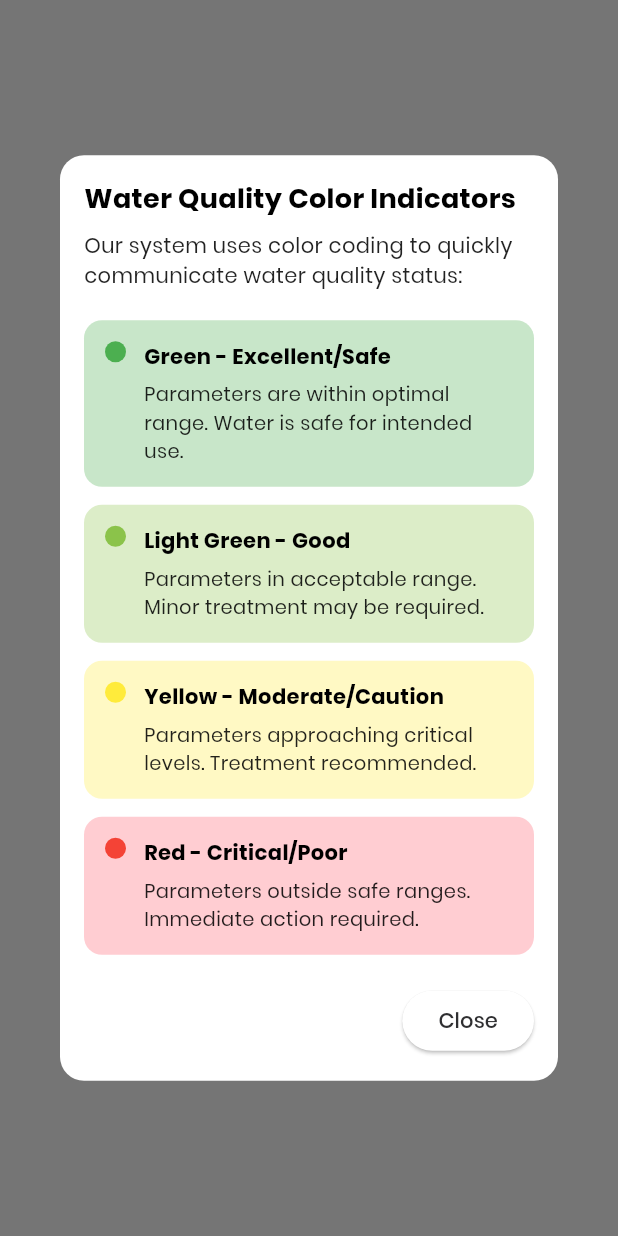
After one commit to RovBatac01/AquaS, a Flutter app: the WaterQualityPopupDemo screen opened directly, on a phone screen of 412 x 824 dp. The commit adds this screen. Run offline on Flutter 3.47's test engine with Material 3 defaults, Android fonts, the phone set to English and light mode, and no system bars; our stand-ins replace fl_chart, flutter_screenutil, font_awesome_flutter, google_nav_bar, iconsax, shared_preferences and 3 more; accounts and stored records are empty.

Commit message:
Color Indicator

```diff
--- a/aqua/lib/main.dart
+++ b/aqua/lib/main.dart
@@ -20,6 +20,7 @@ import 'package:aqua/pages/Login.dart';
 import 'package:aqua/pages/SAdmin/SAdminDashboard.dart';
 import 'package:aqua/pages/Signup.dart';
 import 'package:aqua/pages/User/UserDashboard.dart';
+import 'package:aqua/pages/User/WelcomePopup.dart';
 import 'package:aqua/pages/sample.dart';
 import 'package:flutter/material.dart';
 import 'package:provider/provider.dart';
@@ -84,7 +85,7 @@ class MyApp extends StatelessWidget {
         ),
       ),
       themeMode: themeProvider.themeMode,
-      home: LoginScreen(),
+      home: WelcomePopup(),
     );
   }
 }
--- /dev/null
+++ b/aqua/lib/pages/User/ColorIndicator.dart
@@ -0,0 +1,158 @@
+import 'package:flutter/material.dart';
+
+class WaterQualityPopupDemo extends StatefulWidget {
+  const WaterQualityPopupDemo({super.key});
+
+  @override
+  State<WaterQualityPopupDemo> createState() => _WaterQualityPopupDemoState();
+}
+
+class _WaterQualityPopupDemoState extends State<WaterQualityPopupDemo> {
+  @override
+  void initState() {
+    super.initState();
+
+    // Show popup after build
+    WidgetsBinding.instance.addPostFrameCallback((_) {
+      _showWaterQualityPopup(context);
+    });
+  }
+
+  void _showWaterQualityPopup(BuildContext context) {
+    showDialog(
+      context: context,
+      barrierDismissible: false, // User must click "Close"
+      builder: (BuildContext context) {
+        return Dialog(
+          shape: RoundedRectangleBorder(
+            borderRadius: BorderRadius.circular(16),
+          ),
+          child: Padding(
+            padding: const EdgeInsets.all(16.0),
+            child: SingleChildScrollView(
+              child: Column(
+                crossAxisAlignment: CrossAxisAlignment.start,
+                children: [
+                  const Text(
+                    "Water Quality Color Indicators",
+                    style: TextStyle(
+                      fontWeight: FontWeight.bold,
+                      fontSize: 18,
+                    ),
+                  ),
+                  const SizedBox(height: 8),
+                  const Text(
+                    "Our system uses color coding to quickly communicate water quality status:",
+                    style: TextStyle(fontSize: 14, color: Colors.black87),
+                  ),
+                  const SizedBox(height: 20),
+                  _buildIndicatorCard(
+                    color: Colors.green.shade100,
+                    dotColor: Colors.green,
+                    title: "Green - Excellent/Safe",
+                    description:
+                        "Parameters are within optimal range. Water is safe for intended use.",
+                  ),
+                  const SizedBox(height: 12),
+                  _buildIndicatorCard(
+                    color: Colors.lightGreen.shade100,
+                    dotColor: Colors.lightGreen,
+                    title: "Light Green - Good",
+                    description:
+                        "Parameters in acceptable range. Minor treatment may be required.",
+                  ),
+                  const SizedBox(height: 12),
+                  _buildIndicatorCard(
+                    color: Colors.yellow.shade100,
+                    dotColor: Colors.yellow,
+                    title: "Yellow - Moderate/Caution",
+                    description:
+                        "Parameters approaching critical levels. Treatment recommended.",
+                  ),
+                  const SizedBox(height: 12),
+                  _buildIndicatorCard(
+                    color: Colors.red.shade100,
+                    dotColor: Colors.red,
+                    title: "Red - Critical/Poor",
+                    description:
+                        "Parameters outside safe ranges. Immediate action required.",
+                  ),
+                  const SizedBox(height: 20),
+                  Align(
+                    alignment: Alignment.centerRight,
+                    child: ElevatedButton(
+                      onPressed: () {
+                        Navigator.of(context).pop();
+                      },
+                      child: const Text("Close"),
+                    ),
+                  ),
+                ],
+              ),
+            ),
+          ),
+        );
+      },
+    );
+  }
+
+  Widget _buildIndicatorCard({
+    required Color color,
+    required Color dotColor,
+    required String title,
+    required String description,
+  }) {
+    return Container(
+      decoration: BoxDecoration(
+        color: color,
+        borderRadius: BorderRadius.circular(12),
+      ),
+      padding: const EdgeInsets.all(14),
+      child: Row(
+        crossAxisAlignment: CrossAxisAlignment.start,
+        children: [
+          // Colored Dot
+          Container(
+            width: 14,
+            height: 14,
+            decoration: BoxDecoration(
+              color: dotColor,
+              shape: BoxShape.circle,
+            ),
+          ),
+          const SizedBox(width: 12),
+          // Text Content
+          Expanded(
+            child: Column(
+              crossAxisAlignment: CrossAxisAlignment.start,
+              children: [
+                Text(
+                  title,
+                  style: const TextStyle(
+                    fontWeight: FontWeight.bold,
+                    fontSize: 14,
+                  ),
+                ),
+                const SizedBox(height: 6),
+                Text(
+                  description,
+                  style: const TextStyle(
+                    fontSize: 13,
+                    color: Colors.black87,
+                  ),
+                ),
+              ],
+            ),
+          ),
+        ],
+      ),
+    );
+  }
+
+  @override
+  Widget build(BuildContext context) {
+    return const Scaffold(
+      backgroundColor: Colors.white,
+    );
+  }
+}
```
Also changed, not shown: aqua/lib/pages/User/WelcomePopup.dart (+179 -200 lines).
